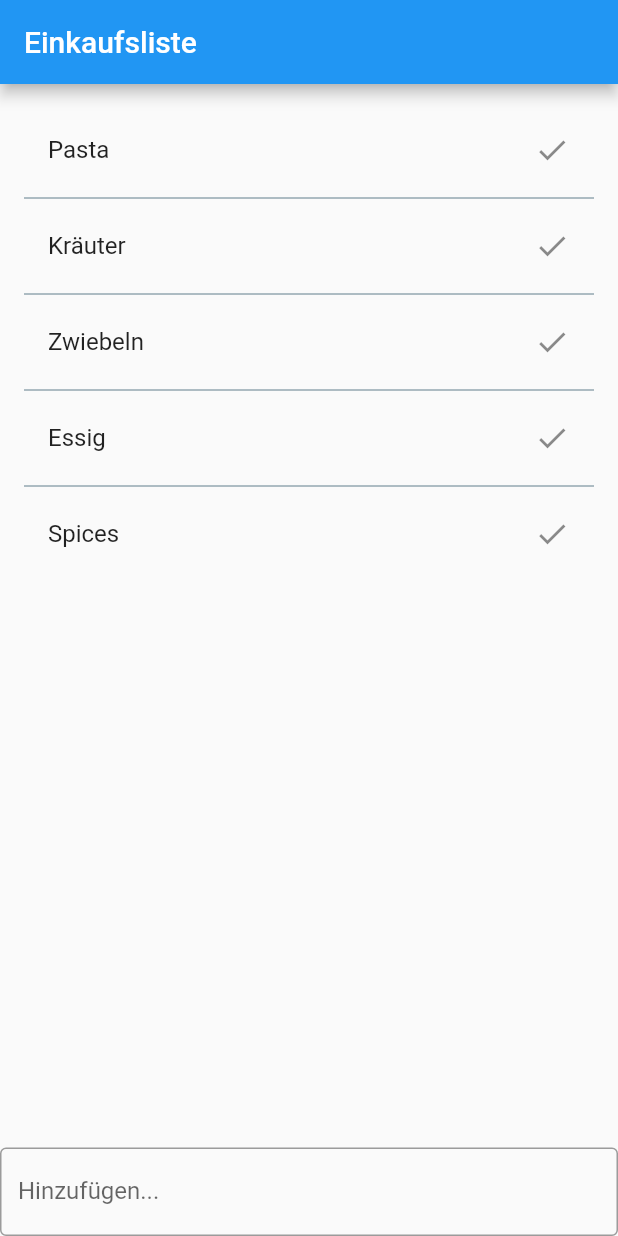
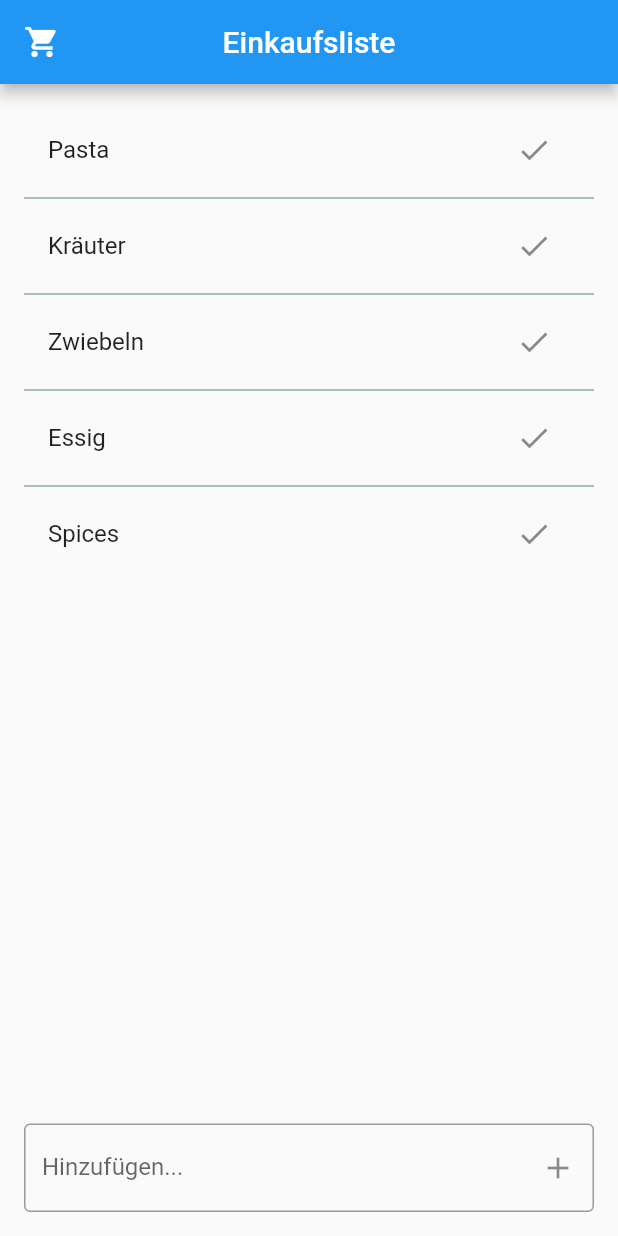
Before and after one commit to simonschork/ShoppingList, a Flutter app: the screen it shows after launch, on a phone screen of 412 x 824 dp. Run offline on Flutter 3.47's test engine with Material 2 defaults, Android fonts, the phone set to English and light mode, and no system bars.

```diff
--- a/lib/main.dart
+++ b/lib/main.dart
@@ -2,20 +2,44 @@ import 'package:flutter/material.dart';
 
 void main() => runApp(MyApp());
 
-class MyApp extends StatelessWidget {
+class MyApp extends StatefulWidget {
   @override
-  Widget build(BuildContext context) {
-    List<String> items = [
+  _State createState() => _State();
+}
+
+class _State extends State<MyApp> {
+  final items = [
     "Pasta",
     "Kräuter",
     "Zwiebeln",
     "Essig",
     "Spices",
   ];
+
+  TextEditingController _itemController = TextEditingController();
+
+  _addItem() {
+    setState(() {
+      items.add(_itemController.text);
+      _itemController.text = "";
+      FocusScope.of(context).unfocus();
+    });
+  }
+
+  @override
+  void dispose() {
+    _itemController.dispose();
+    super.dispose();
+  }
+
+  @override
+  Widget build(BuildContext context) {
     return MaterialApp(
       home: Scaffold(
         appBar: AppBar(
+          leading: Icon(Icons.shopping_cart),
           title: Text("Einkaufsliste"),
+          centerTitle: true,
         ),
         body: Column(
           children: <Widget>[
@@ -26,23 +50,43 @@ class MyApp extends StatelessWidget {
                 itemBuilder: (context, index) {
                   return ListTile(
                     title: Text('${items[index]}'),
-                    trailing: Icon(Icons.check),
+                    trailing: IconButton(
+                      icon: Icon(Icons.check),
+                      onPressed: () {
+                        setState(() {
+                          items.removeAt(index);
+                        });
+                      },
+                    ),
                   );
                 },
                 separatorBuilder: (context, index) =>
                     Divider(height: 8.0, color: Colors.blueGrey),
               ),
             ),
-            TextField(
+            Container(
+              margin: EdgeInsets.all(16.0),
+              child: Row(
+                children: <Widget>[
+                  Flexible(
+                    child: TextField(
+                      controller: _itemController,
                       decoration: InputDecoration(
                         border: OutlineInputBorder(),
-                labelText: 'Hinzufügen...',
+                        labelText: "Hinzufügen...",
+                        suffixIcon: IconButton(
+                          icon: Icon(Icons.add),
+                          onPressed: _addItem,
                         ),
-              autofocus: false,
+                      ),
+                    ),
+                  ),
+                ],
+              ),
             ),
           ],
         ),
       ),
     );
-  }
-}
+  } // build()
+} // MyApp
--- a/pubspec.yaml
+++ b/pubspec.yaml
@@ -14,7 +14,7 @@ description: A new Flutter project.
 version: 1.0.0+1
 
 environment:
-  sdk: ">=2.1.0 <3.0.0"
+  sdk: ">=2.2.0 <3.0.0"
 
 dependencies:
   flutter:
```
Lines whose indentation alone changed are shown as unchanged.
